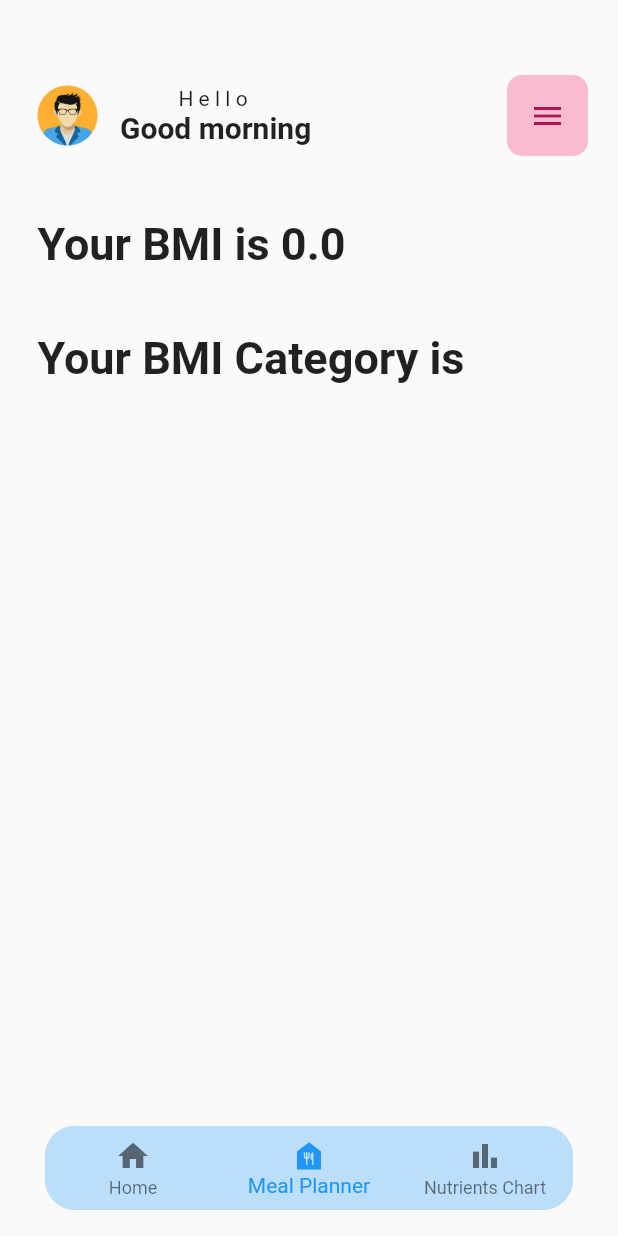
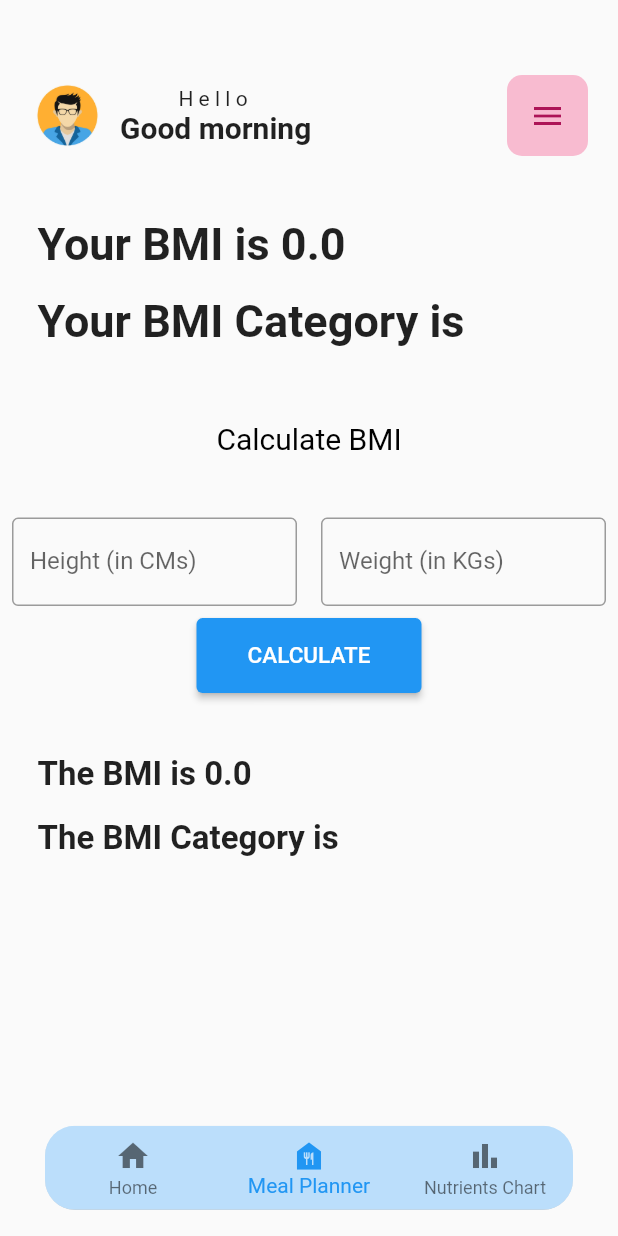
Before and after one commit to R0Y4L23/Flutter-Fitness-App, a Flutter app: the BmiScreen screen opened directly, on a phone screen of 412 x 824 dp. Run offline on Flutter 3.47's test engine with Material 2 defaults, Android fonts, the phone set to English and light mode, and no system bars; our stand-ins replace appwrite, shared_preferences; accounts and stored records are empty.

Commit message:
Added BMI Calculator

```diff
--- a/lib/screens/bmiScreen.dart
+++ b/lib/screens/bmiScreen.dart
@@ -1,4 +1,4 @@
-// ignore_for_file: prefer_const_constructors, unused_element, file_names
+// ignore_for_file: prefer_const_constructors, unused_element, file_names, prefer_const_literals_to_create_immutables, unnecessary_new, unnecessary_null_comparison
 
 import "package:flutter/material.dart";
 import "package:shared_preferences/shared_preferences.dart";
@@ -42,6 +42,12 @@ class _BmiScreenState extends State<BmiScreen> {
   late double weightOfPerson;
   double bmiCalculated = 0;
   String bmiCategory = "";
+
+  late double onTheSpotBmi = 0;
+  late String onTheSpotBmiCategory = "";
+
+  TextEditingController h = new TextEditingController();
+  TextEditingController w = new TextEditingController();
 
   Future<void> getUserData() async {
     final SharedPreferences prefs = await SharedPreferences.getInstance();
@@ -107,7 +113,7 @@ class _BmiScreenState extends State<BmiScreen> {
                                 fontSize: 30, fontWeight: FontWeight.w700)),
                       ),
                       SizedBox(
-                        height: getHeight(0.05),
+                        height: getHeight(0.02),
                       ),
                       Padding(
                         padding: EdgeInsets.only(left: 25),
@@ -116,7 +122,86 @@ class _BmiScreenState extends State<BmiScreen> {
                                 fontSize: 30, fontWeight: FontWeight.w700)),
                       ),
                       SizedBox(
-                        height: getHeight(0.03),
+                        height: getHeight(0.06),
+                      ),
+                      Center(
+                        child: Text(
+                          "Calculate BMI",
+                          style: TextStyle(
+                              color: Colors.black,
+                              fontSize: 20,
+                              fontWeight: FontWeight.w400),
+                        ),
+                      ),
+                      SizedBox(
+                        height: getHeight(0.04),
+                      ),
+                      Row(
+                        children: [
+                          Expanded(
+                            child: Padding(
+                              padding: EdgeInsets.all(8.0),
+                              child: TextField(
+                                controller: h,
+                                decoration: InputDecoration(
+                                  labelText: 'Height (in CMs)',
+                                  border: OutlineInputBorder(),
+                                ),
+                              ),
+                            ),
+                          ),
+                          Expanded(
+                            child: Padding(
+                              padding: EdgeInsets.all(8.0),
+                              child: TextField(
+                                controller: w,
+                                decoration: InputDecoration(
+                                  labelText: 'Weight (in KGs)',
+                                  border: OutlineInputBorder(),
+                                ),
+                              ),
+                            ),
+                          ),
+                        ],
+                      ),
+                      Center(
+                        child: SizedBox(
+                          height: 50.0,
+                          width: 150.0,
+                          child: ElevatedButton(
+                            onPressed: () {
+                              setState(() {
+                                onTheSpotBmi = calculateBMI(
+                                    double.parse(w.text),
+                                    double.parse(h.text) / 100);
+                                onTheSpotBmiCategory =
+                                    getBMICategory(onTheSpotBmi);
+                              });
+                            },
+                            child: Text(
+                              'CALCULATE',
+                              style: TextStyle(fontSize: 15),
+                            ),
+                          ),
+                        ),
+                      ),
+                      SizedBox(
+                        height: getHeight(0.05),
+                      ),
+                      Padding(
+                        padding: EdgeInsets.only(left: 25),
+                        child: Text("The BMI is $onTheSpotBmi",
+                            style: TextStyle(
+                                fontSize: 22, fontWeight: FontWeight.w700)),
+                      ),
+                      SizedBox(
+                        height: getHeight(0.02),
+                      ),
+                      Padding(
+                        padding: EdgeInsets.only(left: 25),
+                        child: Text("The BMI Category is $onTheSpotBmiCategory",
+                            style: TextStyle(
+                                fontSize: 22, fontWeight: FontWeight.w700)),
                       ),
                     ],
                   ),
```
